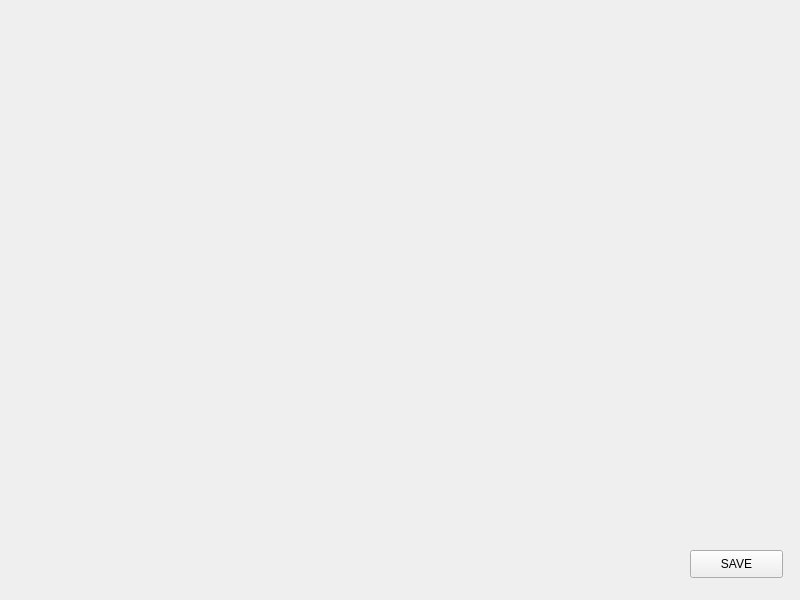
Qt form gui/anotherwindow.ui (PavolHradsky/PIS-bonus) before a commit.
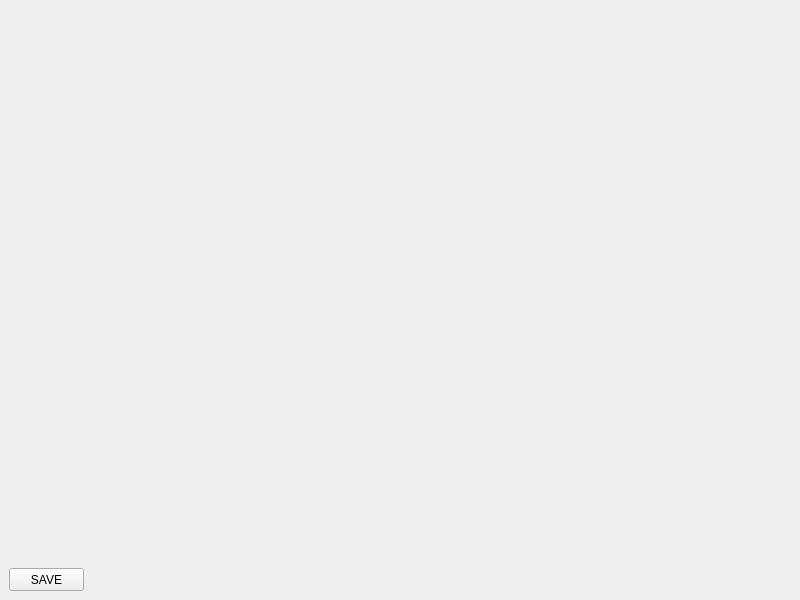
The same form after that commit.

What changed in the file:
```diff
--- a/gui/anotherwindow.ui
+++ b/gui/anotherwindow.ui
@@ -14,26 +14,13 @@
    <string>MainWindow</string>
   </property>
   <widget class="QWidget" name="centralwidget">
-   <widget class="QPushButton" name="enter">
-    <property name="geometry">
-     <rect>
-      <x>690</x>
-      <y>550</y>
-      <width>93</width>
-      <height>28</height>
-     </rect>
-    </property>
-    <property name="text">
-     <string>SAVE</string>
-    </property>
-   </widget>
    <widget class="QLabel" name="places">
     <property name="geometry">
      <rect>
-      <x>60</x>
-      <y>30</y>
-      <width>101</width>
-      <height>21</height>
+      <x>9</x>
+      <y>9</y>
+      <width>16</width>
+      <height>16</height>
      </rect>
     </property>
     <property name="text">
@@ -43,16 +30,35 @@
    <widget class="QLabel" name="transitions">
     <property name="geometry">
      <rect>
-      <x>510</x>
-      <y>40</y>
-      <width>131</width>
-      <height>21</height>
+      <x>9</x>
+      <y>289</y>
+      <width>16</width>
+      <height>16</height>
      </rect>
     </property>
     <property name="text">
      <string/>
     </property>
    </widget>
+   <widget class="QPushButton" name="enter">
+    <property name="geometry">
+     <rect>
+      <x>9</x>
+      <y>568</y>
+      <width>75</width>
+      <height>23</height>
+     </rect>
+    </property>
+    <property name="maximumSize">
+     <size>
+      <width>100</width>
+      <height>16777215</height>
+     </size>
+    </property>
+    <property name="text">
+     <string>SAVE</string>
+    </property>
+   </widget>
   </widget>
  </widget>
  <resources/>
```
